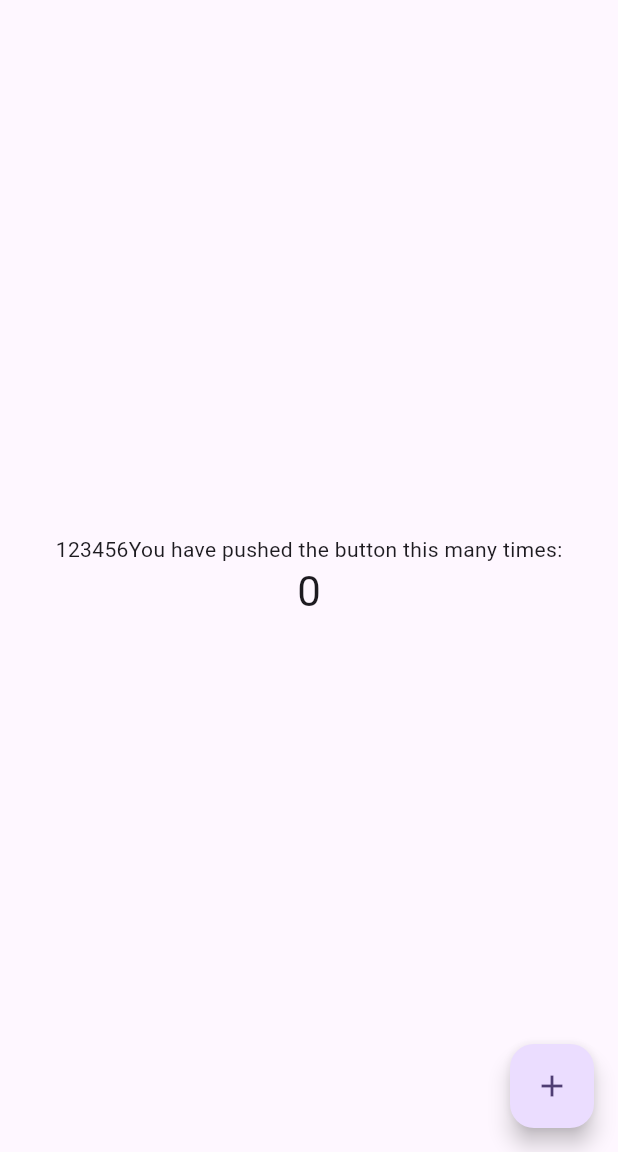
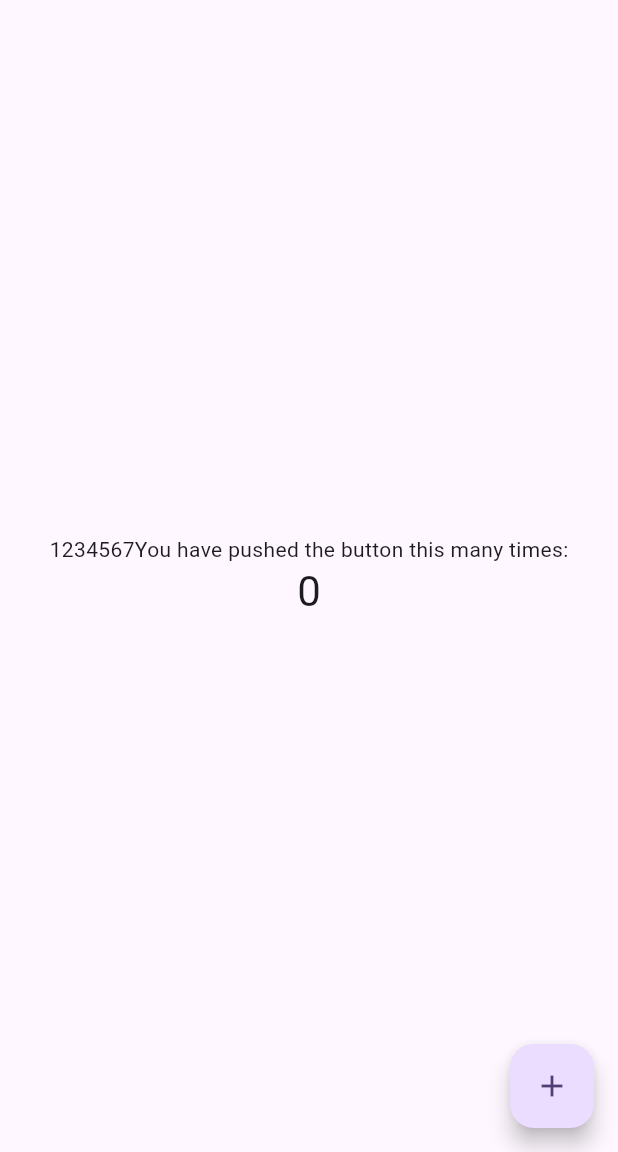
Before and after one commit to could-ai/0196b461-3be1-79c3-bab4-1abcaee8e945, a Flutter app: the screen it shows after launch, on a phone screen of 412 x 824 dp, the part 84-1236 px from its top. Run offline on Flutter 3.47's test engine with Material 3 defaults, Android fonts, the phone set to English and light mode, and no system bars.

Commit message:
Update file: lib/main.dart

```diff
--- a/usr/lib/main.dart
+++ b/usr/lib/main.dart
@@ -105,7 +105,7 @@ class _MyHomePageState extends State<MyHomePage> {
           // wireframe for each widget.
           mainAxisAlignment: MainAxisAlignment.center,
           children: <Widget>[
-            const Text('123456You have pushed the button this many times:'),
+            const Text('1234567You have pushed the button this many times:'),
             Text('$_counter', style: Theme.of(context).textTheme.headlineMedium),
           ],
         ),
```
